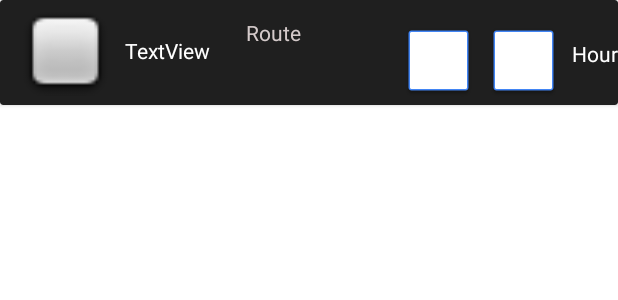
After one commit to bori00/SmartMobilityApp, an Android app: the layout vehicle_view.xml on its own in the app's theme, with its tools: preview values and no code run, on a phone screen of 412 x 824 dp. The commit adds this screen. Shown: the top 300 px of the screen. Run offline under Robolectric (Android 15) with nearby library versions, the phone set to English and light mode, and no system bars.

Commit message:
Started working on the displayed vehicle list

```diff
--- /dev/null
+++ b/app/src/main/res/layout/vehicle_view.xml
@@ -0,0 +1,83 @@
+<?xml version="1.0" encoding="utf-8"?>
+<androidx.constraintlayout.widget.ConstraintLayout xmlns:android="http://schemas.android.com/apk/res/android"
+    xmlns:app="http://schemas.android.com/apk/res-auto"
+    xmlns:tools="http://schemas.android.com/tools"
+    android:layout_width="match_parent"
+    android:layout_height="match_parent">
+
+    <androidx.cardview.widget.CardView
+        android:layout_width="match_parent"
+        android:layout_height="70dp"
+        app:cardBackgroundColor="#1F1F1F"
+        app:layout_constraintTop_toTopOf="parent"
+        tools:layout_editor_absoluteX="-40dp">
+
+        <androidx.constraintlayout.widget.ConstraintLayout
+            android:layout_width="match_parent"
+            android:layout_height="match_parent">
+
+            <ImageView
+                android:id="@+id/carbonImageID"
+                android:layout_width="wrap_content"
+                android:layout_height="wrap_content"
+                android:layout_marginTop="16dp"
+                android:layout_marginEnd="8dp"
+                app:layout_constraintEnd_toStartOf="@+id/hourTextAreaID"
+                app:layout_constraintTop_toTopOf="parent"
+                app:srcCompat="@drawable/common_google_signin_btn_icon_dark_normal_background" />
+
+            <ImageView
+                android:id="@+id/vehicleImageId"
+                android:layout_width="79dp"
+                android:layout_height="60dp"
+                android:layout_marginStart="4dp"
+                android:layout_marginTop="4dp"
+                app:layout_constraintStart_toStartOf="parent"
+                app:layout_constraintTop_toTopOf="parent"
+                app:srcCompat="@android:drawable/checkbox_off_background" />
+
+            <ImageView
+                android:id="@+id/costImageID"
+                android:layout_width="wrap_content"
+                android:layout_height="wrap_content"
+                android:layout_marginTop="16dp"
+                android:layout_marginEnd="8dp"
+                app:layout_constraintEnd_toStartOf="@+id/carbonImageID"
+                app:layout_constraintTop_toTopOf="parent"
+                app:srcCompat="@drawable/common_google_signin_btn_icon_dark_normal_background" />
+
+            <TextView
+                android:id="@+id/routeTextAreaID"
+                android:layout_width="wrap_content"
+                android:layout_height="40dp"
+                android:layout_marginStart="24dp"
+                android:layout_marginTop="12dp"
+                android:text="Route"
+                android:textColor="#D4CACA"
+                app:layout_constraintStart_toEndOf="@+id/titleTextAreaID"
+                app:layout_constraintTop_toTopOf="parent" />
+
+            <TextView
+                android:id="@+id/hourTextAreaID"
+                android:layout_width="wrap_content"
+                android:layout_height="wrap_content"
+                android:layout_marginTop="26dp"
+                android:text="Hour"
+                android:textColor="#FFFFFF"
+                app:layout_constraintEnd_toEndOf="parent"
+                app:layout_constraintTop_toTopOf="parent" />
+
+            <TextView
+                android:id="@+id/titleTextAreaID"
+                android:layout_width="wrap_content"
+                android:layout_height="wrap_content"
+                android:layout_marginTop="24dp"
+                android:text="TextView"
+                android:textColor="#FFFFFF"
+                app:layout_constraintStart_toEndOf="@+id/vehicleImageId"
+                app:layout_constraintTop_toTopOf="parent" />
+
+        </androidx.constraintlayout.widget.ConstraintLayout>
+    </androidx.cardview.widget.CardView>
+
+</androidx.constraintlayout.widget.ConstraintLayout>
--- a/app/src/main/res/values/colors.xml
+++ b/app/src/main/res/values/colors.xml
@@ -7,4 +7,5 @@
     <color name="teal_700">#FF018786</color>
     <color name="black">#FF000000</color>
     <color name="white">#FFFFFFFF</color>
+    <color name="grey">#1F1F1F</color>
 </resources>
```
Also changed, not shown: app/src/main/java/com/uid/smartmobilityapp/VehicleListActivity.kt (added, +67 -0 lines), app/src/main/java/com/uid/smartmobilityapp/adapters/VehicleAdapter.kt (added, +41 -0 lines), app/src/main/java/com/uid/smartmobilityapp/adapters/VehicleViewHolder.kt (added, +32 -0 lines), app/src/main/java/com/uid/smartmobilityapp/models/VehicleListItem.kt (added, +20 -0 lines), app/src/main/res/layout/transport_list.xml (added, +16 -0 lines), app/src/main/res/drawable/bike.PNG (added), app/src/main/res/drawable/bus.PNG (added), app/src/main/res/drawable/car.PNG (added), app/src/main/res/drawable/walk.PNG (added).
